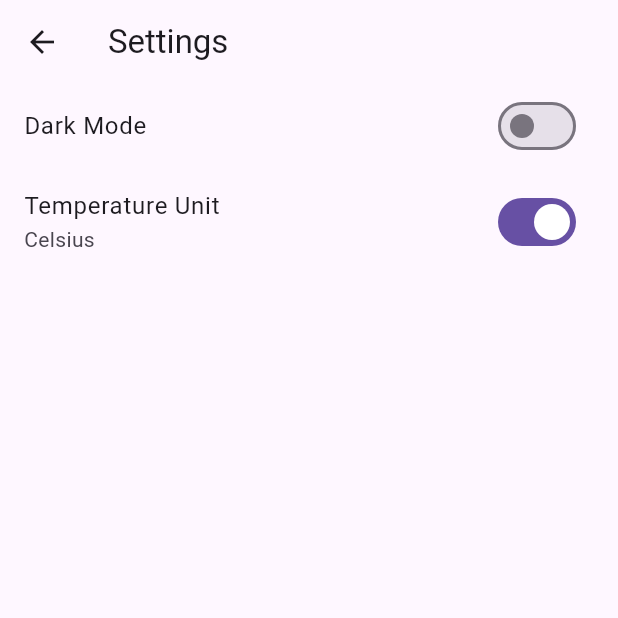
After one commit to TheGreatJustinn/COSC-625, a Flutter app: the screen it shows after launch, after a tap on the "settings" icon, on a phone screen of 412 x 824 dp, the top half of it. The commit adds this screen. Run offline on Flutter 3.47's test engine with Material 3 defaults, Android fonts, the phone set to English and light mode, and no system bars.

Commit message:
Added settings icon and page. Settings functionality added: Temperature Unit toggle and Dark mode toggle.

```diff
--- a/lib/main.dart
+++ b/lib/main.dart
@@ -1,5 +1,3 @@
-// main.dart
-
 import 'package:flutter/material.dart';
 import 'package:weatherplan2/screens/weather_screen.dart';
 
@@ -7,7 +5,24 @@ void main() {
   runApp(MyApp());
 }
 
-class MyApp extends StatelessWidget {
+class MyApp extends StatefulWidget {
+  const MyApp({super.key});
+
+  @override
+  _MyAppState createState() => _MyAppState();
+}
+
+class _MyAppState extends State<MyApp> {
+  bool _isDarkMode = false;
+  bool _isCelsius = true;
+
+  void _updateSettings(bool isDarkMode, bool isCelsius) {
+    setState(() {
+      _isDarkMode = isDarkMode;
+      _isCelsius = isCelsius;
+    });
+  }
+
   @override
   Widget build(BuildContext context) {
     return MaterialApp(
@@ -15,8 +30,17 @@ class MyApp extends StatelessWidget {
       theme: ThemeData(
         primarySwatch: Colors.blue,
         visualDensity: VisualDensity.adaptivePlatformDensity,
+        brightness: Brightness.light, /* light theme settings */
       ),
-      home: WeatherScreen(),
+      darkTheme: ThemeData(
+        brightness: Brightness.dark, /* dark theme settings */
+      ),
+      themeMode: _isDarkMode ? ThemeMode.dark : ThemeMode.light,
+      home: WeatherScreen(
+        isDarkMode: _isDarkMode,
+        isCelsius: _isCelsius,
+        updateSettings: _updateSettings,
+      ),
     );
   }
 }
--- /dev/null
+++ b/lib/screens/settings.dart
@@ -0,0 +1,63 @@
+import 'package:flutter/material.dart';
+import 'package:flutter/cupertino.dart';
+
+class SettingsPage extends StatefulWidget {
+  final bool isDarkMode;
+  final bool isCelsius;
+  final Function(bool, bool) updateSettings;
+
+  SettingsPage({
+    required this.isDarkMode,
+    required this.isCelsius,
+    required this.updateSettings,
+  });
+
+  @override
+  _SettingsPageState createState() => _SettingsPageState();
+}
+
+class _SettingsPageState extends State<SettingsPage> with SingleTickerProviderStateMixin {
+  late bool _isDarkMode = false;
+  late bool _isCelsius = false;
+
+  @override
+  void initState() {
+    super.initState();
+    _isDarkMode = widget.isDarkMode;
+    _isCelsius = widget.isCelsius;
+  }
+
+  @override
+  Widget build(BuildContext context) {
+    return Scaffold(
+      appBar: AppBar(
+        title: Text('Settings'),
+      ),
+      body: ListView(
+        children: [
+          SwitchListTile(
+            title: Text('Dark Mode'),
+            value: _isDarkMode,
+            onChanged: (value) {
+              setState(() {
+                _isDarkMode = value;
+                widget.updateSettings(_isDarkMode, _isCelsius);
+              });
+            },
+          ),
+          SwitchListTile(
+            title: Text('Temperature Unit'),
+            subtitle: Text(_isCelsius ? 'Celsius' : 'Fahrenheit'),
+            value: _isCelsius,
+            onChanged: (value) {
+              setState(() {
+                _isCelsius = value;
+                widget.updateSettings(_isDarkMode, _isCelsius);
+              });
+            },
+          ),
+        ],
+      ),
+    );
+  }
+}
--- a/lib/screens/weather_screen.dart
+++ b/lib/screens/weather_screen.dart
@@ -1,10 +1,14 @@
 import 'package:flutter/material.dart';
+import 'package:weatherplan2/screens/settings.dart';
 import 'package:weatherplan2/utils/location_search.dart';
 import 'package:weatherplan2/screens/saved_locations.dart';
-import 'package:weatherplan2/utils/api.dart'; // Import the WeatherApi class
+import 'package:weatherplan2/utils/api.dart';
 
 class WeatherScreen extends StatefulWidget {
-  const WeatherScreen({Key? key}) : super(key: key);
+  const WeatherScreen({Key? key, required this.isDarkMode, required this.isCelsius, required this.updateSettings}) : super(key: key);
+  final bool isDarkMode;
+  final bool isCelsius;
+  final Function(bool, bool) updateSettings;
 
   @override
   _WeatherScreenState createState() => _WeatherScreenState();
@@ -12,21 +16,35 @@ class WeatherScreen extends StatefulWidget {
 
 class _WeatherScreenState extends State<WeatherScreen> {
   List<MyWeatherData> weatherDataList = [];
-  List<List<String>> savedLocations = []; // Initialize an empty list to store locations
+  List<List<String>> savedLocations = [];
+  bool _isCelsius = false;
+  TextEditingController _controller = TextEditingController();
 
+  @override
   void initState() {
     super.initState();
+    _isCelsius = widget.isCelsius;
+  }
+
+  @override
+  void didUpdateWidget(WeatherScreen oldWidget) {
+    super.didUpdateWidget(oldWidget);
+    if (oldWidget.isCelsius != widget.isCelsius) {
+      setState(() {
+        _isCelsius = widget.isCelsius;
+      });
+      fetchWeatherData(_controller.text);
+    }
   }
 
   void fetchWeatherData(String zipCode) async {
-    List<MyWeatherData> data = await WeatherApi.getWeatherData(zipCode);
+    List<MyWeatherData> data = await WeatherApi.getWeatherData(zipCode, _isCelsius);
     setState(() {
       weatherDataList = data;
     });
   }
 
   void saveCurrentLocation() {
-    // Logic to save the location
     if (weatherDataList.isNotEmpty) {
       var cityName = weatherDataList[0].cityName;
       var temperature = '${weatherDataList[0].temperature}';
@@ -40,13 +58,10 @@ class _WeatherScreenState extends State<WeatherScreen> {
         ];
         setState(() {
           if (savedLocations.length >= 5) {
-            savedLocations.removeAt(0); // Remove the first location if the list size is 5 or more
+            savedLocations.removeAt(0);
           }
           savedLocations.add(currentLocation);
-
         });
-        // Here, implement the actual saving logic, possibly involving state management or database storage
-        // Don't forget to check if location already exists in saved locations
       } else {
         print("Invalid weather data. Cannot save location.");
       }
@@ -60,16 +75,34 @@ class _WeatherScreenState extends State<WeatherScreen> {
     return Scaffold(
       appBar: AppBar(
         title: Image.asset('assets/WeatherPlanLogo.png', width: 200),
+        actions: [
+          IconButton(
+            icon: const Icon(Icons.settings),
+            onPressed: () {
+              Navigator.push(
+                context,
+                MaterialPageRoute(
+                  builder: (context) => SettingsPage(
+                    isDarkMode: widget.isDarkMode,
+                    isCelsius: widget.isCelsius,
+                    updateSettings: widget.updateSettings,
+                  ),
+                ),
+              );
+            },
+          ),
+        ],
       ),
       body: Column(
         children: [
           LocationSearch(
-            onSearch: fetchWeatherData, // Passes the fetchWeatherData method to LocationSearch
+            onSearch: fetchWeatherData,
+            isCelsius: _isCelsius,
           ),
           Expanded(
             child: SingleChildScrollView(
               child: Column(
-                children: _buildWeatherInfoItems(), // Use a function to build WeatherInfoItems
+                children: _buildWeatherInfoItems(),
               ),
             ),
           ),
@@ -77,7 +110,7 @@ class _WeatherScreenState extends State<WeatherScreen> {
             height: 150.0,
             child: SavedLocations(
               onSaveCurrentLocation: saveCurrentLocation,
-              locationsData: savedLocations, // Pass savedLocations to SavedLocations widget
+              locationsData: savedLocations,
             ),
           ),
         ],
@@ -86,15 +119,13 @@ class _WeatherScreenState extends State<WeatherScreen> {
   }
 
   List<Widget> _buildWeatherInfoItems() {
-    // Group weather data by day
     Map<String, List<MyWeatherData>> groupedData = {};
 
     for (var weatherData in weatherDataList) {
-      String day = weatherData.name.split(' ')[0]; // Extract day from the name
+      String day = weatherData.name.split(' ')[0];
       groupedData.putIfAbsent(day, () => []).add(weatherData);
     }
 
-    // Create WeatherInfoItem for each day
     List<Widget> widgets = [];
 
     groupedData.forEach((day, dataList) {
@@ -105,10 +136,11 @@ class _WeatherScreenState extends State<WeatherScreen> {
             for (var weatherData in dataList)
               WeatherInfoItem(
                 location: '${weatherData.cityName}, ${weatherData.stateName}',
-                icon: Icons.wb_sunny_outlined, // Replace with ACTUAL weather icon
+                icon: Icons.wb_sunny_outlined,
                 conditions: weatherData.shortForecast,
                 temp: '${weatherData.temperature}',
-                backgroundColor: Colors.grey.shade300, // Use a default color for now
+                isCelsius: _isCelsius,
+                backgroundColor: Colors.grey.shade300,
               ),
             const SizedBox(height: 10),
           ],
@@ -125,6 +157,7 @@ class WeatherInfoItem extends StatelessWidget {
   final IconData icon;
   final String conditions;
   final String temp;
+  final bool isCelsius;
   final Color backgroundColor;
 
   const WeatherInfoItem({
@@ -132,6 +165,7 @@ class WeatherInfoItem extends StatelessWidget {
     required this.icon,
     required this.conditions,
     required this.temp,
+    required this.isCelsius,
     required this.backgroundColor,
   });
 
@@ -139,12 +173,12 @@ class WeatherInfoItem extends StatelessWidget {
   Widget build(BuildContext context) {
     return Container(
       height: 300.0,
-      color: backgroundColor, // Use the background color
+      color: backgroundColor,
       child: Center(
         child: Column(
-          mainAxisSize: MainAxisSize.min, // Use the minimal space needed by the child
-          mainAxisAlignment: MainAxisAlignment.center, // Center vertically
-          crossAxisAlignment: CrossAxisAlignment.center, // Center horizontally
+          mainAxisSize: MainAxisSize.min,
+          mainAxisAlignment: MainAxisAlignment.center,
+          crossAxisAlignment: CrossAxisAlignment.center,
           children: [
             Text(
               location,
@@ -158,7 +192,7 @@ class WeatherInfoItem extends StatelessWidget {
               size: 30,
             ),
             Text(
-              "$conditions, $temp",
+              "$conditions, $temp${isCelsius ? '°C' : '°F'}",
               style: const TextStyle(
                 fontSize: 16,
               ),
```
Also changed, not shown: lib/utils/api.dart (+13 -14 lines), lib/utils/handleuserinput.dart (+7 -7 lines), lib/utils/location_search.dart (+8 -6 lines).
